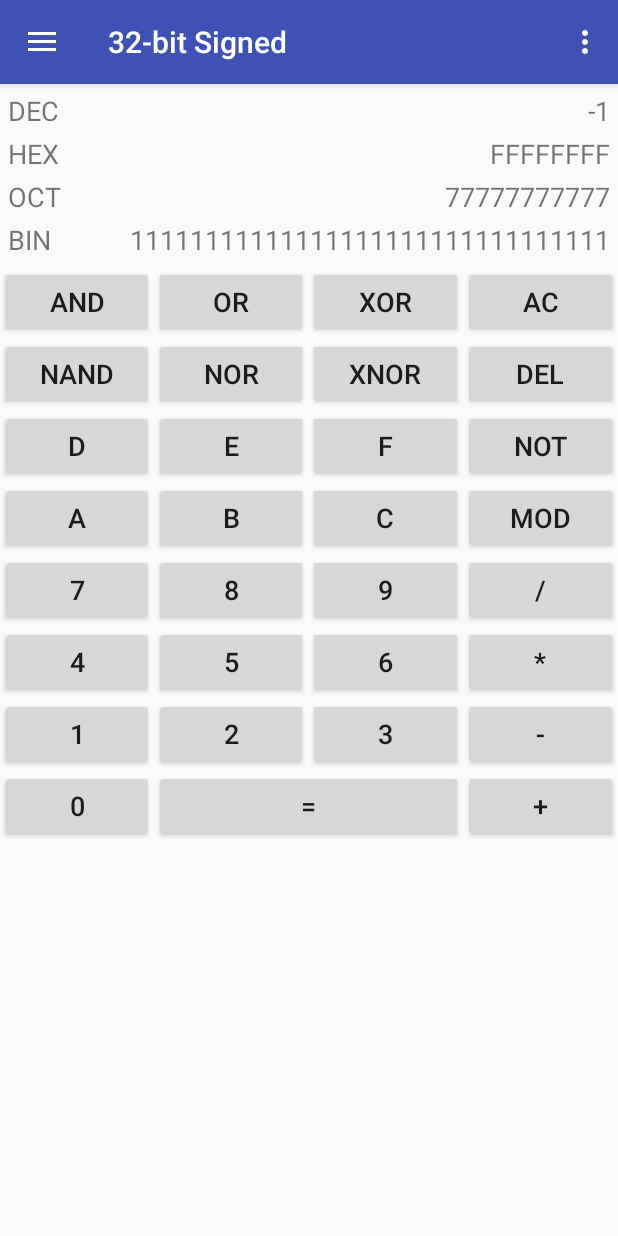
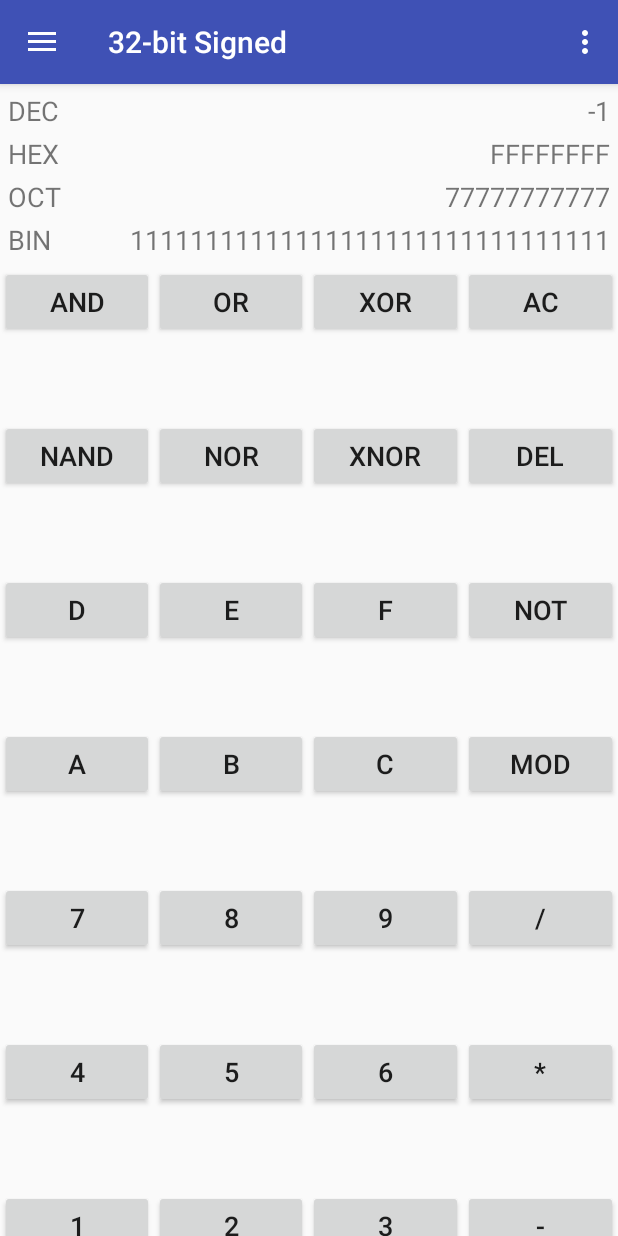
Before and after one commit to BlackburnCollege/procal, an Android app: the screen it shows after launch (MainActivity), after a tap on "NOT", on a phone screen of 412 x 824 dp. Run offline under Robolectric (Android 15) with nearby library versions, the phone set to English and light mode, and no system bars.

Commit message:
Drew - hopefully didn't break anything

```diff
--- a/ProgrammerCalculator/app/src/main/java/edu/blackburn/programmercalculator/MainActivity.java
+++ b/ProgrammerCalculator/app/src/main/java/edu/blackburn/programmercalculator/MainActivity.java
@@ -152,16 +152,53 @@ public class MainActivity extends AppCompatActivity
     }
 
     private void resizeGUI() {
-        // manually resize the outter LinearLayout
+        // get the device's height and width in pixels
         DisplayMetrics metrics = new DisplayMetrics();
         getWindowManager().getDefaultDisplay().getMetrics(metrics);
         int heightPxs = metrics.heightPixels;
         int widthPxs = metrics.widthPixels;
 
+        // manually resize the outter LinearLayout
         LinearLayout linearLayoutContainer = (LinearLayout) findViewById(R.id.linearLayoutContainer);
         LayoutParams linearLayoutParams = linearLayoutContainer.getLayoutParams();
         linearLayoutParams.width = widthPxs;
         linearLayoutParams.height = heightPxs;
+
+        // manually resize each LinearLayout button row so that each button's height = width (square buttons look better)
+        int buttonWidth = widthPxs / 4; //4 buttons per row => each button has widthPxs/4 of width (except for the equal button)
+
+        LinearLayout linearLayoutButtonRow1 = (LinearLayout) findViewById(R.id.linearLayoutButtonRow1);
+        LayoutParams linearLayoutBR1Params = linearLayoutButtonRow1.getLayoutParams();
+        linearLayoutBR1Params.height = buttonWidth;
+
+        LinearLayout linearLayoutButtonRow2 = (LinearLayout) findViewById(R.id.linearLayoutButtonRow2);
+        LayoutParams linearLayoutBR2Params = linearLayoutButtonRow2.getLayoutParams();
+        linearLayoutBR2Params.height = buttonWidth;
+
+        LinearLayout linearLayoutButtonRow3 = (LinearLayout) findViewById(R.id.linearLayoutButtonRow3);
+        LayoutParams linearLayoutBR3Params = linearLayoutButtonRow3.getLayoutParams();
+        linearLayoutBR3Params.height = buttonWidth;
+
+        LinearLayout linearLayoutButtonRow4 = (LinearLayout) findViewById(R.id.linearLayoutButtonRow4);
+        LayoutParams linearLayoutBR4Params = linearLayoutButtonRow4.getLayoutParams();
+        linearLayoutBR4Params.height = buttonWidth;
+
+        LinearLayout linearLayoutButtonRow5 = (LinearLayout) findViewById(R.id.linearLayoutButtonRow5);
+        LayoutParams linearLayoutBR5Params = linearLayoutButtonRow5.getLayoutParams();
+        linearLayoutBR5Params.height = buttonWidth;
+
+        LinearLayout linearLayoutButtonRow6 = (LinearLayout) findViewById(R.id.linearLayoutButtonRow6);
+        LayoutParams linearLayoutBR6Params = linearLayoutButtonRow6.getLayoutParams();
+        linearLayoutBR6Params.height = buttonWidth;
+
+        LinearLayout linearLayoutButtonRow7 = (LinearLayout) findViewById(R.id.linearLayoutButtonRow7);
+        LayoutParams linearLayoutBR7Params = linearLayoutButtonRow7.getLayoutParams();
+        linearLayoutBR7Params.height = buttonWidth;
+
+        LinearLayout linearLayoutButtonRow8 = (LinearLayout) findViewById(R.id.linearLayoutButtonRow8);
+        LayoutParams linearLayoutBR8Params = linearLayoutButtonRow8.getLayoutParams();
+        linearLayoutBR8Params.height = buttonWidth;
+
     }
 
     private void updateAppTitle(String s) {
@@ -343,22 +380,29 @@ public class MainActivity extends AppCompatActivity
         setPreviousInput(view);
     }//end onPressSubtract method
 
-    public void setPreviousInput(View view){
-        previousDecInput = Integer.parseInt(tvDEC.getText().toString());
-        previousBinInput = tvBIN.getText().toString();
+    public void setPreviousInput(View view) {
+        try {
+            previousDecInput = Integer.parseInt(tvDEC.getText().toString());
+            previousBinInput = tvBIN.getText().toString();
+        } catch (Exception e) {
+            showPreviousInputErrToast();
+            operationSelected = getString(R.string.NOT);
+            previousDecInput = 0;
+            previousBinInput = "";
+        }
         clearTextViews();
     }
 
-    public void onPressEqual(View view) {
-        // toast code starts here
+    public void showPreviousInputErrToast() {
         Context context = getApplicationContext();
-        CharSequence text = "Tim doesn't know how to use Android Studio!";
+        CharSequence text = "Invalid input. Calculator will now be reset.";
         int duration = Toast.LENGTH_SHORT;
 
         Toast toast = Toast.makeText(context, text, duration);
         toast.show();
-        // toast code ends here
+    }
 
+    public void onPressEqual(View view) {
         String input1;
         String input2;
         String binResult = "";
@@ -466,6 +510,7 @@ public class MainActivity extends AppCompatActivity
     public void onPressAc(View view) {
         operationSelected = getString(R.string.NOT);
         previousDecInput = 0;
+        previousBinInput = "";
         clearTextViews();
     }//end onPressAC method
 
```
